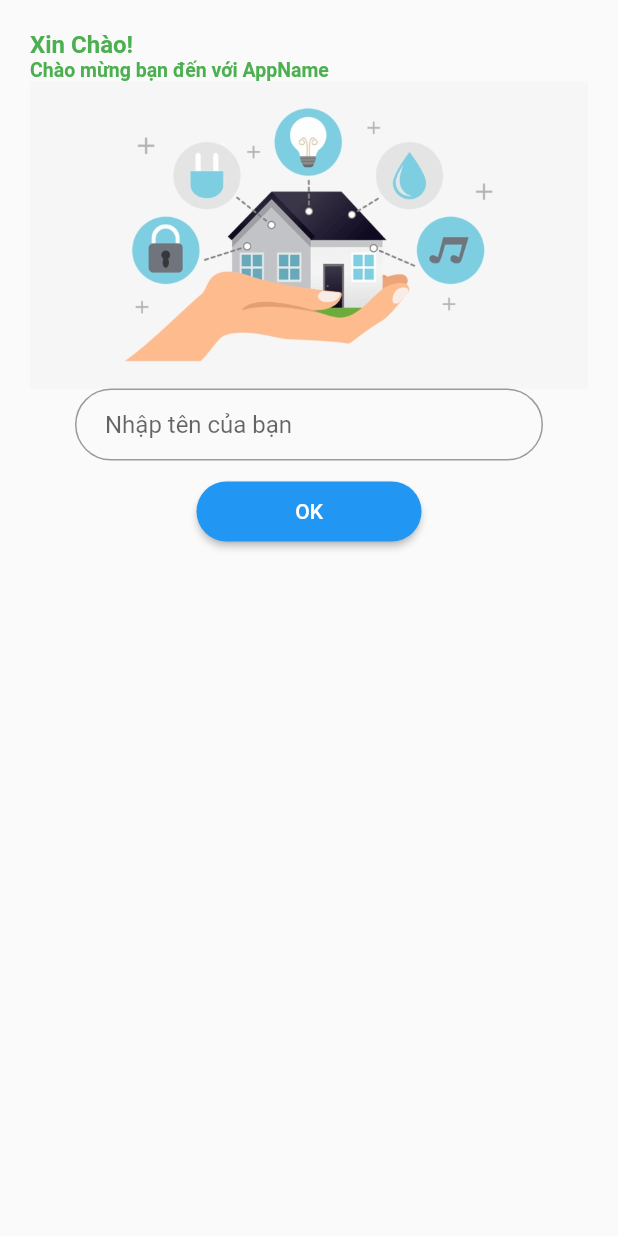
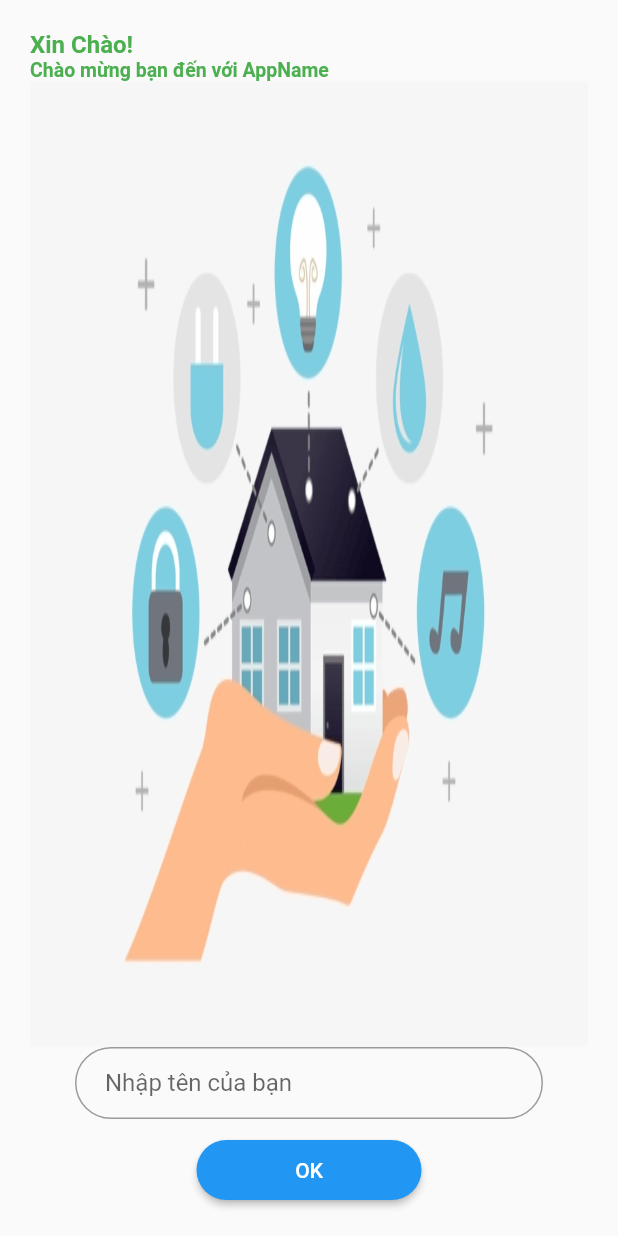
Before and after one commit to TranDuongGiaThinh/SmartHome, a Flutter app: the SignUpScreen screen opened directly with empty values, on a phone screen of 412 x 824 dp. Run offline on Flutter 3.47's test engine with Material 2 defaults, Android fonts, the phone set to English and light mode, and no system bars.

Commit message:
edit logo

```diff
--- a/lib/logo/logo.dart
+++ b/lib/logo/logo.dart
@@ -6,9 +6,11 @@ class Logo extends StatelessWidget {
 
   @override
   Widget build(BuildContext context) {
-    return Container(
-      color: MyConstants.appBackground,
-      child: Image.asset("data/logo.png", fit: BoxFit.fill),
+    return Expanded(
+      child: Container(
+        color: MyConstants.appBackground,
+        child: Image.asset("data/logo.png", fit: BoxFit.fill),
+      ),
     );
   }
 }
```
Also changed, not shown: lib/main.dart (+12 -5 lines).
